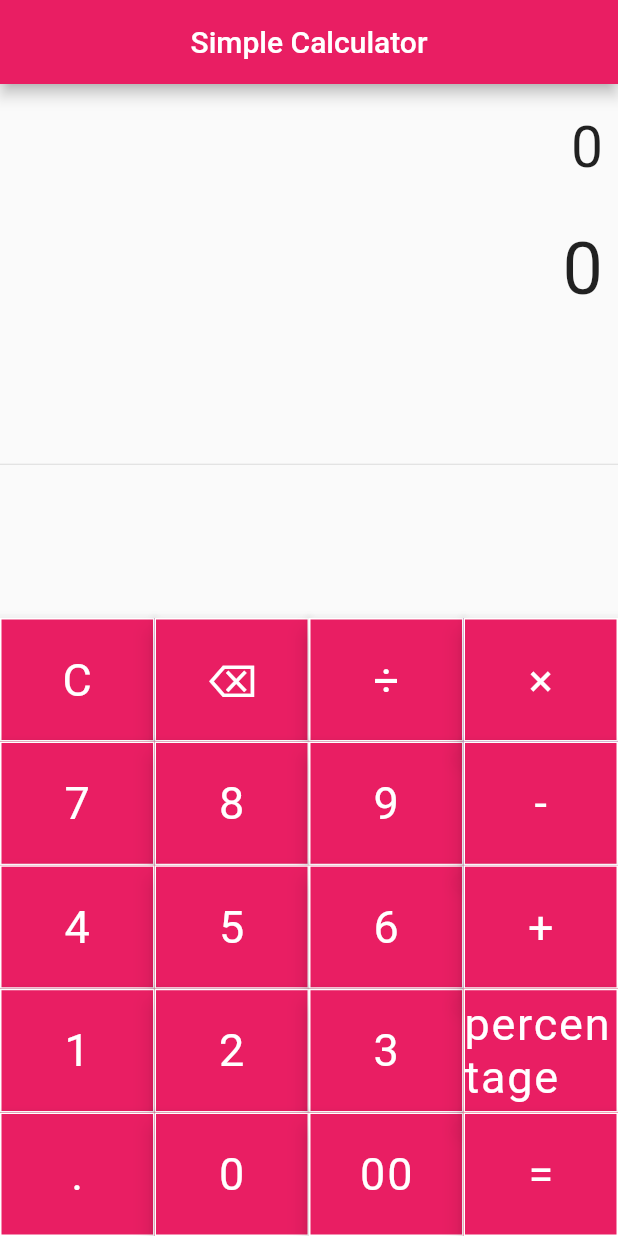
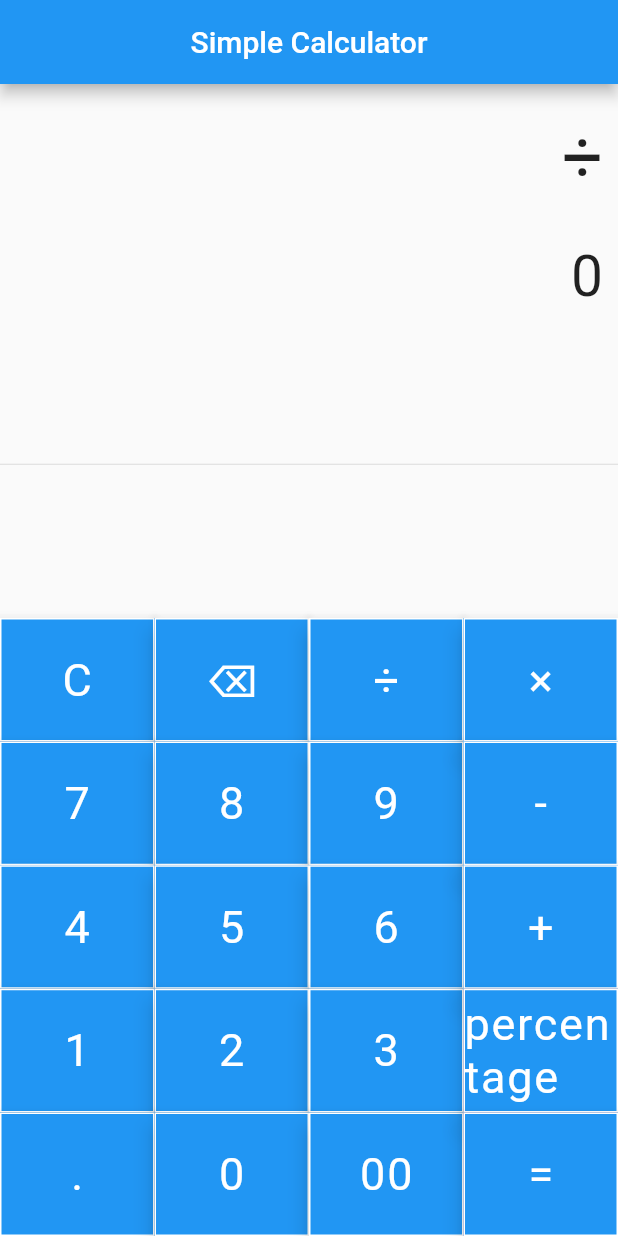
Before and after one commit to needyaya/s_in-s_up-chatpage, a Flutter app: the screen it shows after launch, after a tap on an icon or button, on a phone screen of 412 x 824 dp. Run offline on Flutter 3.47's test engine with Material 2 defaults, Android fonts, the phone set to English and light mode, and no system bars; our stand-ins replace math_expressions.

```diff
--- a/calculator/lib/main.dart
+++ b/calculator/lib/main.dart
@@ -11,7 +11,7 @@ class Calculator extends StatelessWidget {
     return MaterialApp(
       debugShowCheckedModeBanner: false,
       title: 'Calculator',
-      theme: ThemeData(primarySwatch: Colors.pink),
+
       home: SimpleCalculator(),
     );
   }
@@ -56,24 +56,42 @@ class _SimpleCalculatorState extends State<SimpleCalculator> {
         expression = expression.replaceAll('÷', '/');
 
         if (buttonText == "percentage") {
-
           table = equation.split("percentage");
           num = double.parse(table.elementAt(0));
           num1 = double.parse(table.elementAt(1));
           precentage = ((num - num1) / num1) * 100;
           result = precentage.toString();
         }
-       /* else {
-        try {
-          Parser p = Parser();
-          Expression exp = p.parse(expression);
+         if (buttonText == "percentage") {
+          table = equation.split("percentage");
+          num = double.parse(table.elementAt(0));
+          num1 = double.parse(table.elementAt(1));
+          precentage = ((num - num1) / num1) * 100;
+          result = precentage.toString();
+        }
+         if (buttonText == "percentage") {
+          table = equation.split("percentage");
+          num = double.parse(table.elementAt(0));
+          num1 = double.parse(table.elementAt(1));
+          precentage = ((num - num1) / num1) * 100;
+          result = precentage.toString();
+        } if (buttonText == "percentage") {
+          table = equation.split("percentage");
+          num = double.parse(table.elementAt(0));
+          num1 = double.parse(table.elementAt(1));
+          precentage = ((num - num1) / num1) * 100;
+          result = precentage.toString();
+        } if (buttonText == "percentage") {
+          table = equation.split("percentage");
+          num = double.parse(table.elementAt(0));
+          num1 = double.parse(table.elementAt(1));
+          precentage = ((num - num1) / num1) * 100;
+          result = precentage.toString();
+        }
 
-          ContextModel cm = ContextModel();
-          result = '${exp.evaluate(EvaluationType.REAL, cm)}';
-        } catch (e) {
-          result = "Error";
-        }}
-      }*/ else {
+
+      }
+        else {
           equationFontSize = 48.0;
           resultFontSize = 38.0;
           if (equation == "0") {
@@ -82,6 +100,7 @@ class _SimpleCalculatorState extends State<SimpleCalculator> {
             equation = equation + buttonText;
           }
         }
+
     });
   }
 
```
Lines whose indentation alone changed are shown as unchanged.
